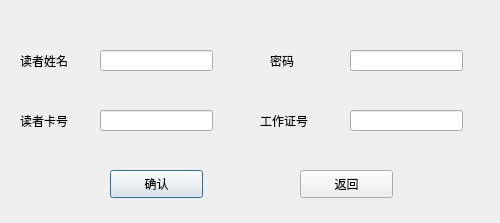
This is Library_Administrator_System/addnewreader.ui in renzibei/TGLibrary as Qt 5 draws it before an edit. The edited form follows.
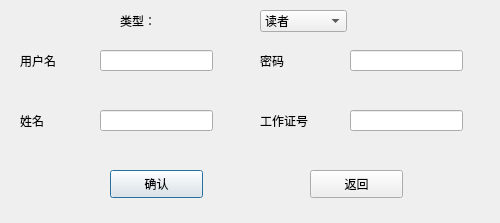
This is the edited form. Icons and pictures are not drawn.

The edit to the form file:
```diff
--- a/Library_Administrator_System/addnewreader.ui
+++ b/Library_Administrator_System/addnewreader.ui
@@ -27,14 +27,14 @@
     </rect>
    </property>
    <property name="text">
-    <string>读者姓名</string>
+    <string>用户名</string>
    </property>
   </widget>
   <widget class="QLineEdit" name="name">
    <property name="geometry">
     <rect>
      <x>100</x>
-     <y>50</y>
+     <y>110</y>
      <width>113</width>
      <height>21</height>
     </rect>
@@ -50,13 +50,13 @@
     </rect>
    </property>
    <property name="text">
-    <string>读者卡号</string>
+    <string>姓名</string>
    </property>
   </widget>
   <widget class="QLineEdit" name="Cardnumber">
    <property name="geometry">
     <rect>
-     <x>100</x>
+     <x>350</x>
      <y>110</y>
      <width>113</width>
      <height>21</height>
@@ -66,7 +66,7 @@
   <widget class="QLabel" name="label_3">
    <property name="geometry">
     <rect>
-     <x>270</x>
+     <x>260</x>
      <y>50</y>
      <width>72</width>
      <height>21</height>
@@ -105,7 +105,7 @@
   <widget class="QPushButton" name="pushButton_2">
    <property name="geometry">
     <rect>
-     <x>300</x>
+     <x>310</x>
      <y>170</y>
      <width>93</width>
      <height>28</height>
@@ -128,13 +128,46 @@
   <widget class="QLineEdit" name="peoplenumber">
    <property name="geometry">
     <rect>
-     <x>350</x>
-     <y>110</y>
+     <x>100</x>
+     <y>50</y>
      <width>113</width>
      <height>21</height>
     </rect>
    </property>
   </widget>
+  <widget class="QLabel" name="label_5">
+   <property name="geometry">
+    <rect>
+     <x>120</x>
+     <y>10</y>
+     <width>72</width>
+     <height>21</height>
+    </rect>
+   </property>
+   <property name="text">
+    <string>类型：</string>
+   </property>
+  </widget>
+  <widget class="QComboBox" name="comboBox">
+   <property name="geometry">
+    <rect>
+     <x>260</x>
+     <y>10</y>
+     <width>87</width>
+     <height>22</height>
+    </rect>
+   </property>
+   <item>
+    <property name="text">
+     <string>读者</string>
+    </property>
+   </item>
+   <item>
+    <property name="text">
+     <string>管理员</string>
+    </property>
+   </item>
+  </widget>
  </widget>
  <resources>
   <include location="vectorpng.qrc"/>
```
